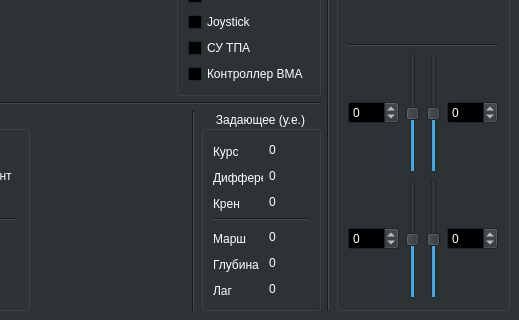
Old version of the form mainwindow.ui in the repository hidronautics/UV_control_box; both pictures show x 421 to 940 and y 435 to 755 of the 940 by 755 pixel window.
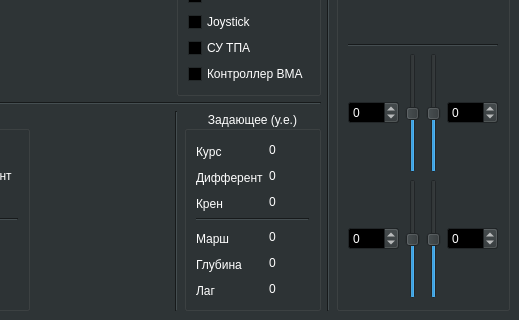
New version of the form. Custom widgets are drawn as their Qt base class.

Patch:
```diff
--- a/mainwindow.ui
+++ b/mainwindow.ui
@@ -904,7 +904,7 @@
              </property>
              <property name="maximumSize">
               <size>
-               <width>50</width>
+               <width>90</width>
                <height>16</height>
               </size>
              </property>
@@ -923,7 +923,7 @@
              </property>
              <property name="maximumSize">
               <size>
-               <width>50</width>
+               <width>90</width>
                <height>16</height>
               </size>
              </property>
@@ -961,7 +961,7 @@
              </property>
              <property name="maximumSize">
               <size>
-               <width>50</width>
+               <width>90</width>
                <height>16</height>
               </size>
              </property>
@@ -980,7 +980,7 @@
              </property>
              <property name="maximumSize">
               <size>
-               <width>50</width>
+               <width>90</width>
                <height>16</height>
               </size>
              </property>
@@ -999,7 +999,7 @@
              </property>
              <property name="maximumSize">
               <size>
-               <width>50</width>
+               <width>90</width>
                <height>16</height>
               </size>
              </property>
@@ -1075,7 +1075,7 @@
              </property>
              <property name="maximumSize">
               <size>
-               <width>50</width>
+               <width>90</width>
                <height>16</height>
               </size>
              </property>
```
Left out of the diff: 4 changed lines with no effect on the pictures.
